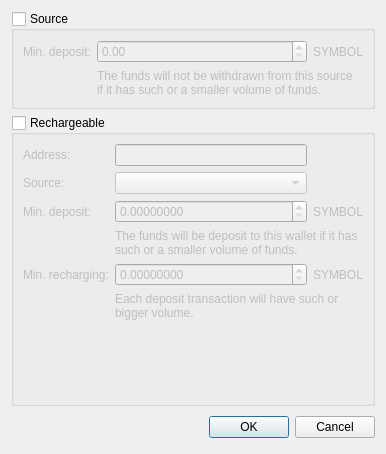
This is sources/FrontEnd/Lib/WalletSettingsDialog.ui in alimogh/trdk as Qt 5 draws it before an edit. The edited form follows.
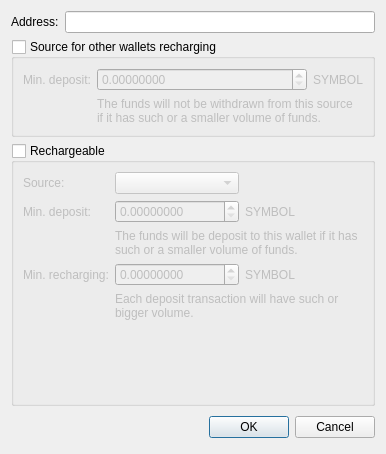
This is the edited form.

Commit message: Added entity "trdk::Account". Added deposit/withdraw settings loading and saving. Added dialog to make deposit transaction by request.

The edit to the form file:
```diff
--- a/sources/FrontEnd/Lib/WalletSettingsDialog.ui
+++ b/sources/FrontEnd/Lib/WalletSettingsDialog.ui
@@ -14,13 +14,27 @@
    <string>Dialog</string>
   </property>
   <layout class="QVBoxLayout" name="verticalLayout">
+   <item>
+    <layout class="QHBoxLayout" name="horizontalLayout" stretch="0,10">
+     <item>
+      <widget class="QLabel" name="addressLabel">
+       <property name="text">
+        <string>Address:</string>
+       </property>
+      </widget>
+     </item>
+     <item>
+      <widget class="QLineEdit" name="address"/>
+     </item>
+    </layout>
+   </item>
    <item>
     <widget class="QGroupBox" name="sourceSettings">
      <property name="enabled">
       <bool>true</bool>
      </property>
      <property name="title">
-      <string>Source</string>
+      <string>Source for other wallets recharging</string>
      </property>
      <property name="checkable">
       <bool>true</bool>
@@ -37,7 +51,14 @@
        </widget>
       </item>
       <item row="0" column="1">
-       <widget class="QDoubleSpinBox" name="sourceMinDeposit"/>
+       <widget class="QDoubleSpinBox" name="sourceMinDeposit">
+        <property name="decimals">
+         <number>8</number>
+        </property>
+        <property name="maximum">
+         <double>9999999999999.000000000000000</double>
+        </property>
+       </widget>
       </item>
       <item row="0" column="2">
        <widget class="QLabel" name="sourceMinDepositSymbol">
@@ -74,13 +95,6 @@
       <bool>false</bool>
      </property>
      <layout class="QGridLayout" name="gridLayout_2" rowstretch="0,0,0,0,0,1">
-      <item row="0" column="0">
-       <widget class="QLabel" name="addressLabel">
-        <property name="text">
-         <string>Address:</string>
-        </property>
-       </widget>
-      </item>
       <item row="1" column="0">
        <widget class="QLabel" name="depositSourceLabel">
         <property name="text">
@@ -162,9 +176,6 @@
         </property>
        </widget>
       </item>
-      <item row="0" column="1">
-       <widget class="QLineEdit" name="address"/>
-      </item>
       <item row="1" column="1">
        <widget class="QComboBox" name="depositSource"/>
       </item>
```
Left out of the diff: 19 changed lines with no effect on the pictures. The commit also changes 27 other files.
